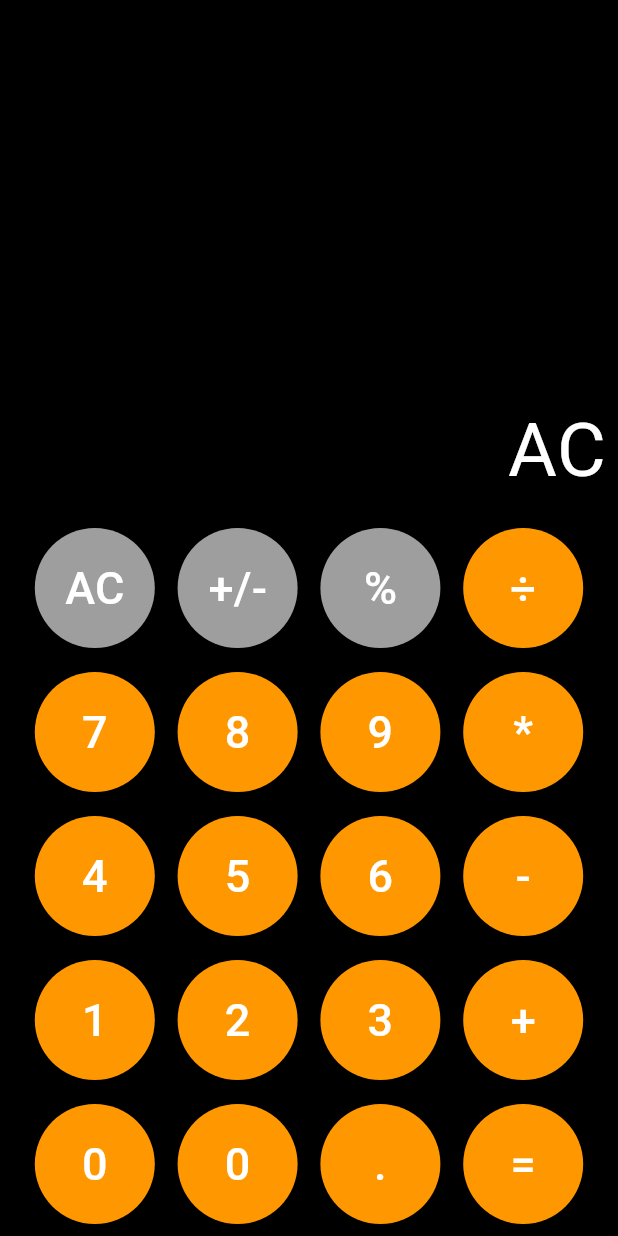
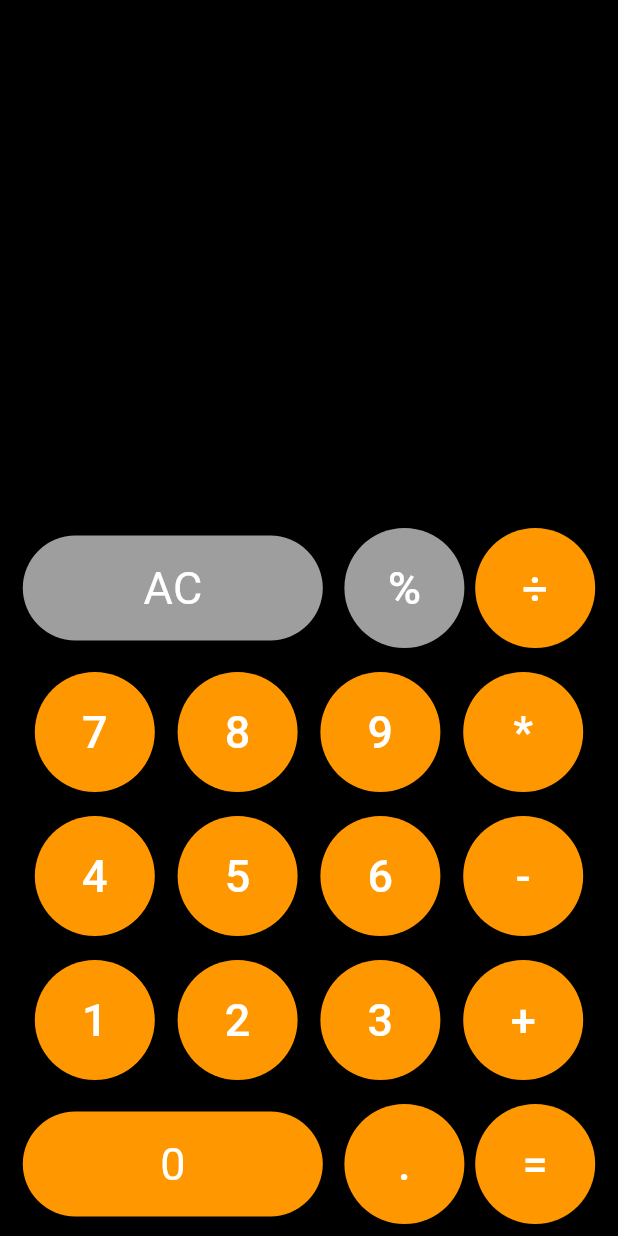
Before and after one commit to ahsandevsinn/calculator_app, a Flutter app: the screen it shows after launch, after a tap on "AC", on a phone screen of 412 x 824 dp. Run offline on Flutter 3.47's test engine with Material 3 defaults, Android fonts, the phone set to English and light mode, and no system bars; our stand-ins replace math_expressions.

Commit message:
calculator app complete

```diff
--- a/lib/home_screen.dart
+++ b/lib/home_screen.dart
@@ -1,5 +1,6 @@
 import 'package:calculator_app/widgets/custom_row_widget.dart';
 import 'package:flutter/material.dart';
+import 'package:math_expressions/math_expressions.dart';
 
 class HomeScreen extends StatefulWidget {
   const HomeScreen({super.key});
@@ -10,6 +11,14 @@ class HomeScreen extends StatefulWidget {
 
 class _HomeScreenState extends State<HomeScreen> {
   String output = "";
+  void _evaluate(){
+    String finalInput = output.replaceAll("÷",  "/").replaceAll("*", "*");
+    Parser parser = Parser();
+    Expression exp = parser.parse(finalInput);
+    ContextModel cm = ContextModel();
+    double eval = exp.evaluate(EvaluationType.REAL, cm);
+     output = eval.toString();
+  }
   @override
   Widget build(BuildContext context) {
     return Scaffold(
@@ -26,6 +35,9 @@ class _HomeScreenState extends State<HomeScreen> {
             ),
           ),
           CustomRowWidget(
+            isShow: true,
+            isHide1: true,
+
             text1: "AC",
             text2: "+/-",
             text3: "%",
@@ -34,29 +46,21 @@ class _HomeScreenState extends State<HomeScreen> {
             color2: Colors.grey,
             color3: Colors.grey,
             onTap1: () {
-              output = "AC";
+              output = "";
 
-               setState(() {
-
-              });
+              setState(() {});
             },
             onTap2: () {
               output = "+/-";
-               setState(() {
-
-              });
+              setState(() {});
             },
             onTap3: () {
               output += "%";
-               setState(() {
-
-              });
+              setState(() {});
             },
             onTap4: () {
               output += "÷";
-               setState(() {
-
-              });
+              setState(() {});
             },
           ),
           CustomRowWidget(
@@ -66,31 +70,19 @@ class _HomeScreenState extends State<HomeScreen> {
             text4: "*",
             onTap1: () {
               output += "7";
-               setState(() {
-
-              });
-
+              setState(() {});
             },
             onTap2: () {
               output += "8";
-               setState(() {
-
-              });
-
+              setState(() {});
             },
             onTap3: () {
               output += "9";
-               setState(() {
-
-              });
-
+              setState(() {});
             },
             onTap4: () {
               output += "*";
-               setState(() {
-
-              });
-
+              setState(() {});
             },
           ),
           CustomRowWidget(
@@ -100,31 +92,19 @@ class _HomeScreenState extends State<HomeScreen> {
             text4: "-",
             onTap1: () {
               output += "4";
-               setState(() {
-
-              });
-
+              setState(() {});
             },
             onTap2: () {
               output += "5";
-               setState(() {
-
-              });
-
+              setState(() {});
             },
             onTap3: () {
               output += "6";
-               setState(() {
-
-              });
-
+              setState(() {});
             },
             onTap4: () {
               output += "-";
-               setState(() {
-
-              });
-
+              setState(() {});
             },
           ),
           CustomRowWidget(
@@ -134,65 +114,45 @@ class _HomeScreenState extends State<HomeScreen> {
             text4: "+",
             onTap1: () {
               output += "1";
-               setState(() {
-
-              });
-
+              setState(() {});
             },
             onTap2: () {
               output += "2";
-               setState(() {
-
-              });
-
+              setState(() {});
             },
             onTap3: () {
               output += "3";
-               setState(() {
-
-              });
-
+              setState(() {});
             },
             onTap4: () {
               output += "+";
-               setState(() {
-
-              });
-
+              setState(() {});
             },
           ),
           CustomRowWidget(
+                  isShow: true,
+            isHide1: true,
             text1: "0",
             text2: "0",
             text3: ".",
             text4: "=",
             onTap1: () {
               output += "0";
-              setState(() {
-
-              });
-
+              setState(() {});
             },
             onTap2: () {
               output += "0";
-               setState(() {
-
-              });
-
+              setState(() {});
             },
             onTap3: () {
-              output = ".";
-               setState(() {
-
-              });
-
+              output += ".";
+              setState(() {});
             },
             onTap4: () {
-              output = "=";
-               setState(() {
-
+              // output = "=";
+              setState(() {
+                _evaluate();
               });
-
             },
           ),
         ],
--- a/lib/widgets/custom_button_widget.dart
+++ b/lib/widgets/custom_button_widget.dart
@@ -3,21 +3,58 @@ import 'package:flutter/material.dart';
 class CustomButtonWidget extends StatelessWidget {
   final Color color;
   final String text;
-  final Color textcolor ;
+  final Color textcolor;
   final bool isHide;
   void Function()? onTap;
-   CustomButtonWidget({super.key, this.color = Colors.orange,this.text = "",this.textcolor = Colors.white,this.isHide = false,this.onTap});
+  final bool isShow;
+  CustomButtonWidget(
+      {super.key,
+      this.color = Colors.orange,
+      this.text = "",
+      this.textcolor = Colors.white,
+      this.isHide = false,
+      this.onTap,
+      this.isShow = false});
 
   @override
   Widget build(BuildContext context) {
-    return InkWell(
-      onTap: onTap,
-      child: CircleAvatar(
+    if (isHide) {
+      return SizedBox();
+    }
+    return !isShow
+        ? InkWell(
+            onTap: onTap,
+            child: CircleAvatar(
+              backgroundColor: color,
+              radius: 40,
+              child: Text(
+                text,
+                style: TextStyle(color: textcolor, fontSize: 30),
+              ),
+            ),
+          )
+        : InkWell(
+            onTap: onTap,
+            child: Container(
+              height: 70,
+              width: 200,
+              decoration: BoxDecoration(
+                borderRadius: BorderRadius.circular(100),
+                color: color,
+              ),
+              child: Center(
+                child: Text(
+                  text,
+                  style: TextStyle(color: textcolor, fontSize: 30),
+                ),
+              ),
+            ),
+            // child: CircleAvatar(
 
-        backgroundColor: color,
-        radius: 40,
-        child: Text(text,style: TextStyle(color: textcolor,fontSize: 30),),
-      ),
-    );
+            //   backgroundColor: color,
+            //   radius: 40,
+            //   child: Text(text,style: TextStyle(color: textcolor,fontSize: 30),),
+            // ),
+          );
   }
 }
--- a/lib/widgets/custom_row_widget.dart
+++ b/lib/widgets/custom_row_widget.dart
@@ -14,6 +14,14 @@ class CustomRowWidget extends StatelessWidget {
   void Function()? onTap2;
   void Function()? onTap3;
   void Function()? onTap4;
+  bool isShow;
+  bool isShow1;
+  bool isShow2 ;
+  bool isShow3;
+  bool isHide;
+  bool isHide1;
+  bool isHide2;
+  bool isHide3;
   CustomRowWidget(
       {super.key,
       this.text1 = "",
@@ -27,7 +35,7 @@ class CustomRowWidget extends StatelessWidget {
       this.onTap1,
       this.onTap2,
       this.onTap3,
-      this.onTap4});
+      this.onTap4,this.isShow = false, this.isShow1 = false,this.isShow2 = false , this.isShow3 =false, this.isHide =false, this.isHide1 =false, this.isHide2 =false, this.isHide3 =false});
 
   @override
   Widget build(BuildContext context) {
@@ -40,21 +48,34 @@ class CustomRowWidget extends StatelessWidget {
             onTap: onTap1,
             text: text1,
             color: color1,
+            isShow: isShow,
+            isHide: isHide,
           ),
           CustomButtonWidget(
             text: text2,
             color: color2,
             onTap: onTap2,
+            isShow: isShow1,
+            isHide: isHide1,
+
+
           ),
           CustomButtonWidget(
             text: text3,
             color: color3,
             onTap: onTap3,
+            isShow: isShow2,
+            isHide: isHide2,
+
           ),
           CustomButtonWidget(
             text: text4,
             color: color4,
             onTap: onTap4,
+            isShow: isShow3,
+            isHide: isHide3,
+
+
           ),
         ],
       ),
```
